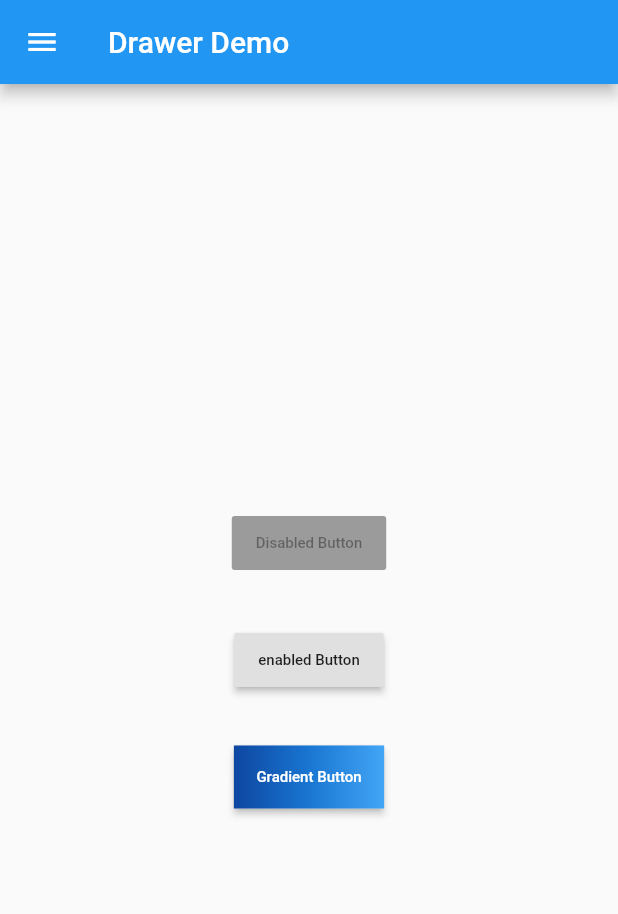
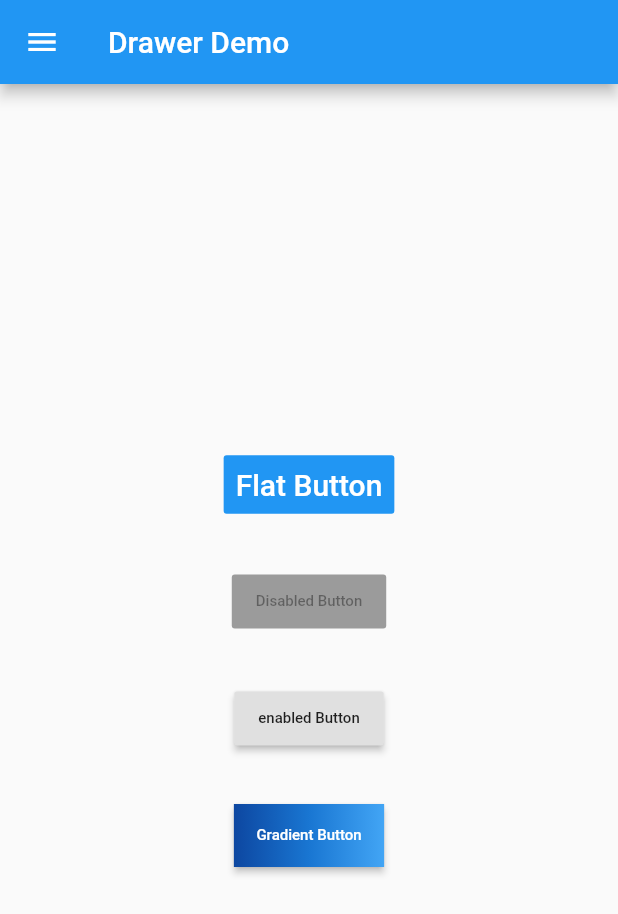
Before and after one commit to xzhang76/FirstFlutterApp, a Flutter app: the MyHomePageWidget screen opened directly, on a phone screen of 412 x 824 dp. Shown: the top 914 px of the screen. Run offline on Flutter 3.47's test engine with Material 2 defaults, Android fonts, the phone set to English and light mode, and no system bars.

```diff
--- a/lib/drawer/MyHomePage.dart
+++ b/lib/drawer/MyHomePage.dart
@@ -22,6 +22,22 @@ class _MyHomePageWidgetState extends State<MyHomePageWidget> {
         child: new Column(
           mainAxisSize: MainAxisSize.min,
           children: <Widget>[
+            new FlatButton(
+              color: Colors.blue,
+              textColor: Colors.white,
+              disabledColor: Colors.grey,
+              disabledTextColor: Colors.black,
+              padding: EdgeInsets.all(8.0),
+              splashColor: Colors.blueAccent,
+              onPressed: () {
+                /*...*/
+              },
+              child: Text(
+                "Flat Button",
+                style: TextStyle(fontSize: 20.0),
+              ),
+            ),
+            const SizedBox(height: 30),
             const RaisedButton(
               onPressed: null,
               child: Text('Disabled Button', style: TextStyle(fontSize: 10)),
@@ -38,10 +54,10 @@ class _MyHomePageWidgetState extends State<MyHomePageWidget> {
               child: new Container(
                   decoration: const BoxDecoration(
                       gradient: LinearGradient(colors: <Color>[
-                        Color(0xFF0D47A1),
-                        Color(0xFF1976D2),
-                        Color(0xFF42A5F5),
-                      ])),
+                    Color(0xFF0D47A1),
+                    Color(0xFF1976D2),
+                    Color(0xFF42A5F5),
+                  ])),
                   padding: const EdgeInsets.all(15.0),
                   child: new Text('Gradient Button',
                       style: TextStyle(fontSize: 10))),
--- a/lib/listItem.dart
+++ b/lib/listItem.dart
@@ -16,4 +16,5 @@ const List<ListItem> itemList = const <ListItem>[
   const ListItem(title: 'RaisedButton', icon: Icons.restaurant),
   const ListItem(title: 'IconButton', icon: Icons.import_contacts),
   const ListItem(title: 'Drawer', icon: Icons.cloud_done),
+  const ListItem(title: 'Widgets', icon: Icons.wc),
 ];
```
Also changed, not shown: lib/main.dart (+9 -0 lines), lib/widgets/MyWidgetsHome.dart (added, +39 -0 lines).
